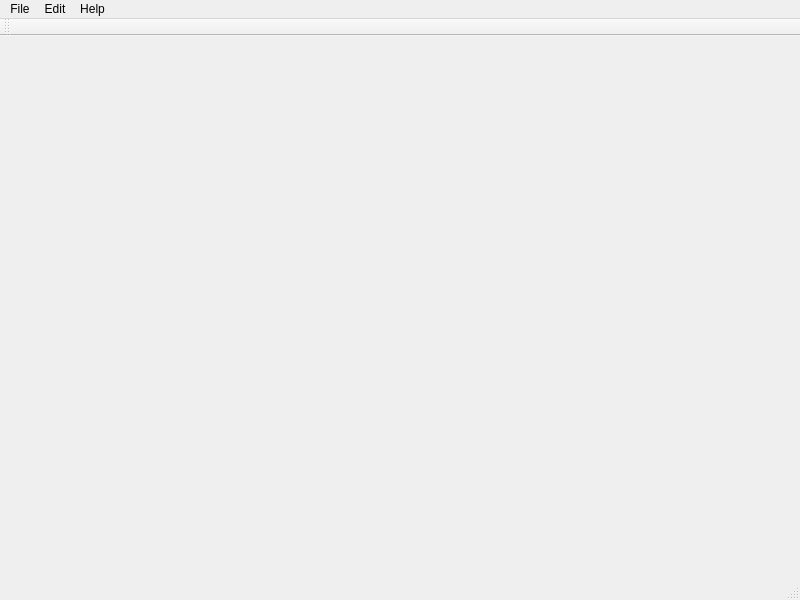
First picture: the form in mainwindow.ui, repository alfarmaks/MyPaint, before the edit.
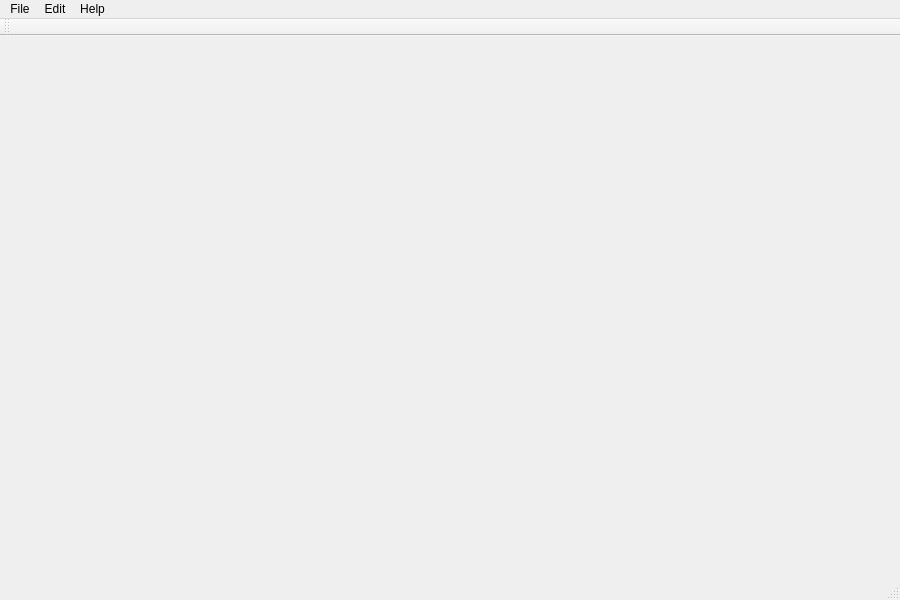
Second picture: the form after the edit. Icons and pictures are not drawn.

```diff
--- a/mainwindow.ui
+++ b/mainwindow.ui
@@ -6,7 +6,7 @@
    <rect>
     <x>0</x>
     <y>0</y>
-    <width>800</width>
+    <width>900</width>
     <height>600</height>
    </rect>
   </property>
@@ -32,7 +32,7 @@
     <rect>
      <x>0</x>
      <y>0</y>
-     <width>800</width>
+     <width>900</width>
      <height>25</height>
     </rect>
    </property>
```
